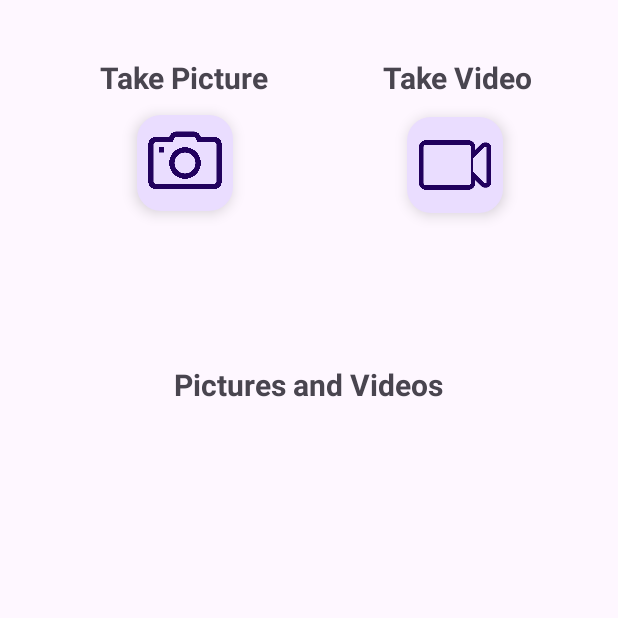
After one commit to byMarkky/pig_app, an Android app: the CameraActivity screen opened directly, with no data from a screen before it, on a phone screen of 412 x 824 dp, the top half of it. The commit adds this screen. Run offline under Robolectric (Android 15) with nearby library versions, the phone set to English and light mode, and no system bars.

Commit message:
Picture/Video Features

```diff
--- /dev/null
+++ b/app/src/main/java/com/example/pig_marco_ramos/media_app/camera/CameraActivity.kt
@@ -0,0 +1,191 @@
+package com.example.pig_marco_ramos.media_app.camera
+
+import android.app.Activity
+import android.content.Intent
+import android.content.pm.PackageManager
+import android.net.Uri
+import android.os.Build
+import android.os.Build.VERSION.SDK_INT
+import android.os.Bundle
+import android.os.Environment
+import android.os.Parcelable
+import android.provider.MediaStore
+import android.util.Log
+import android.view.View
+import androidx.activity.enableEdgeToEdge
+import androidx.activity.result.ActivityResultLauncher
+import androidx.activity.result.contract.ActivityResultContracts
+import androidx.appcompat.app.AlertDialog
+import androidx.appcompat.app.AppCompatActivity
+import androidx.core.app.ActivityCompat
+import androidx.core.content.ContextCompat
+import androidx.core.content.FileProvider
+import androidx.recyclerview.widget.LinearLayoutManager
+import com.example.pig_marco_ramos.databinding.ActivityCameraBinding
+import com.example.pig_marco_ramos.room.User
+import java.io.File
+import java.text.SimpleDateFormat
+import java.util.Date
+import java.util.Locale
+import kotlin.io.path.Path
+import kotlin.io.path.deleteIfExists
+import kotlin.io.path.name
+
+class CameraActivity : AppCompatActivity() {
+
+    private lateinit var binding: ActivityCameraBinding
+    private lateinit var imageURI: Uri
+    private lateinit var takePictureLauncher: ActivityResultLauncher<Intent>
+
+    private var IMG_PATH: File? = null
+    private var user: User? = null
+    private val requestPermissionLauncher =
+        registerForActivityResult(
+            ActivityResultContracts.RequestPermission()
+        ) { isGranted: Boolean ->
+            if (isGranted) {
+                Log.i("Permission: ", "Granted")
+
+                binding.pictureButton.setOnClickListener { openCamera(MediaStore.ACTION_IMAGE_CAPTURE) }
+                binding.videoButton.setOnClickListener { openCamera(MediaStore.ACTION_VIDEO_CAPTURE) }
+
+            } else {
+                Log.i("Permission: ", "Denied")
+            }
+        }
+
+    override fun onCreate(savedInstanceState: Bundle?) {
+        super.onCreate(savedInstanceState)
+        enableEdgeToEdge()
+
+        binding = ActivityCameraBinding.inflate(layoutInflater)
+        setContentView(binding.root)
+
+        user = getUserFromExtra()
+
+        IMG_PATH = getExternalFilesDir(Environment.DIRECTORY_PICTURES + File.separator + user?.name)
+
+        takePictureLauncher = registerForActivityResult(ActivityResultContracts.StartActivityForResult())
+        { result ->
+            if (result.resultCode == Activity.RESULT_OK) {
+                Log.d("MY CAMERA", "${imageURI.path} | CODE: ${result.resultCode}")
+            } else {
+                Log.e("CAMERA_VIDE", result.resultCode.toString())
+            }
+            Log.d("CAMERA RESULT", result.data.toString())
+            reloadMediaAdapter()
+        }
+
+        onClickRequestPermissions(binding.root)
+
+        binding.videoRecycler.layoutManager = LinearLayoutManager(this)
+        binding.videoRecycler.adapter = FilesAdapter(IMG_PATH?.list()) { result -> fileAdapterFunction(result)}
+
+    }   // onCreate
+
+    private fun reloadMediaAdapter() {
+        binding.videoRecycler.adapter = FilesAdapter(IMG_PATH?.list()) { result -> fileAdapterFunction(result)}
+    }
+
+    private fun fileAdapterFunction(result: String) {
+        val path = Path(IMG_PATH.toString() + File.separator + IMG_PATH?.list()?.find { it.contains(result) })
+        val alertDialog = AlertDialog.Builder(this).create()
+        alertDialog.setMessage(path.name)
+        alertDialog.setTitle("Delete this file?")
+        alertDialog.setButton(AlertDialog.BUTTON_NEGATIVE, "Cancel") { dialog, _ ->
+            Log.d("ALERT", "DO NOT DELETE FILE")
+            dialog.dismiss()
+        }
+        alertDialog.setButton(AlertDialog.BUTTON_POSITIVE, "OK") { dialog, _ ->
+            if (path.deleteIfExists()) {
+                Log.d("FILE_delete", "FILE DELETED SUCCESSFULLY")
+                reloadMediaAdapter()
+            }
+            dialog.dismiss()
+        }
+        alertDialog.show()
+        Log.d("RESULT RECYCLER", path.toString())
+    }
+
+    private fun getUserFromExtra(): User? {
+        return if (SDK_INT >= Build.VERSION_CODES.TIRAMISU) {
+            intent.getSerializableExtra("USER", User::class.java)
+        } else {
+            intent.getSerializableExtra("USER") as User?
+        }
+    }
+
+    private fun openCamera(type: String) {
+        val intent = Intent(type)
+
+        var file: File? = null
+
+        if (type == MediaStore.ACTION_IMAGE_CAPTURE) {
+            file = createFile("jpg")
+        } else if (type == MediaStore.ACTION_VIDEO_CAPTURE) {
+            file = createFile("mp4")
+        }
+
+        file?.also {
+            imageURI = FileProvider.getUriForFile(
+                this,
+                //"${BuildConfig.APPLICATION_ID}.fileprovider",
+                "com.example.pig_marco_ramos.fileprovider",
+                it
+            )
+
+            Log.d("IMAGE URI", imageURI.toString())
+            intent.putExtra(MediaStore.EXTRA_OUTPUT, imageURI)
+            takePictureLauncher.launch(intent)
+        }
+    }
+
+    private fun createFile(extension: String): File? {
+        val timeStamp = SimpleDateFormat("yyyyMMdd_HHmmss", Locale.GERMANY)
+        val currentTime = Date()
+        val dateString: String = timeStamp.format(currentTime)
+        val storageUri = getExternalFilesDir(Environment.DIRECTORY_PICTURES + "/" + user?.name)
+        Log.d("DATE_CAMERA", dateString)
+        return File.createTempFile(
+            "${extension.uppercase(Locale.ROOT)}_${dateString}_",
+            ".$extension", storageUri
+        )
+    }
+
+    private fun onClickRequestPermissions(view: View) {
+        when {
+            ContextCompat.checkSelfPermission(
+                this,
+                android.Manifest.permission.CAMERA) == PackageManager.PERMISSION_GRANTED -> {
+                    //startActivity(Intent("android.media.action.IMAGE_CAPTURE"))
+                    //openCamera(MediaStore.ACTION_IMAGE_CAPTURE)
+                    binding.pictureButton.setOnClickListener { openCamera(MediaStore.ACTION_IMAGE_CAPTURE) }
+                    binding.videoButton.setOnClickListener { openCamera(MediaStore.ACTION_VIDEO_CAPTURE) }
+                    Log.d("CAMERA", "HAVE PERMISSIONS TO USE CAMERA")
+                }
+
+            ActivityCompat.shouldShowRequestPermissionRationale(
+                this,
+                android.Manifest.permission.CAMERA
+            ) -> {
+                requestPermissionLauncher.launch(android.Manifest.permission.CAMERA)
+            } else -> {
+                requestPermissionLauncher.launch(
+                    android.Manifest.permission.CAMERA
+                )
+            }
+        }
+    }
+
+    inline fun <reified T : Parcelable> Intent.parcelable(key: String): T? = when {
+        SDK_INT >= 33 -> getParcelableExtra(key, T::class.java)
+        else -> @Suppress("DEPRECATION") getParcelableExtra(key) as? T
+    }
+
+    inline fun <reified T : Parcelable> Bundle.parcelable(key: String): T? = when {
+        SDK_INT >= 33 -> getParcelable(key, T::class.java)
+        else -> @Suppress("DEPRECATION") getParcelable(key) as? T
+    }
+
+
+}
--- /dev/null
+++ b/app/src/main/java/com/example/pig_marco_ramos/media_app/camera/FilesAdapter.kt
@@ -0,0 +1,52 @@
+package com.example.pig_marco_ramos.media_app.camera
+
+import android.view.LayoutInflater
+import android.view.View
+import android.view.ViewGroup
+import android.widget.TextView
+import androidx.recyclerview.widget.RecyclerView
+import com.example.pig_marco_ramos.R
+
+class FilesAdapter(
+    private val dataSet: Array<String>?,
+    private val onItemSelected: (text: String) -> Unit) :
+    RecyclerView.Adapter<FilesAdapter.ViewHolder>() {
+
+    /**
+     * Provide a reference to the type of views that you are using
+     * (custom ViewHolder)
+     */
+    class ViewHolder(view: View,
+                     private val onItemSelected: (text: String) -> Unit) :
+        RecyclerView.ViewHolder(view) {
+        val textView: TextView
+
+        init {
+            // Define click listener for the ViewHolder's View
+            textView = view.findViewById(R.id.fileText)
+            textView.setOnClickListener { onItemSelected(textView.text.toString()) }
+
+        }
+    }
+
+    // Create new views (invoked by the layout manager)
+    override fun onCreateViewHolder(viewGroup: ViewGroup, viewType: Int): ViewHolder {
+        // Create a new view, which defines the UI of the list item
+        val view = LayoutInflater.from(viewGroup.context)
+            .inflate(R.layout.file_row_item, viewGroup, false)
+
+        return ViewHolder(view, onItemSelected)
+    }
+
+    // Replace the contents of a view (invoked by the layout manager)
+    override fun onBindViewHolder(viewHolder: ViewHolder, position: Int) {
+
+        // Get element from your dataset at this position and replace the
+        // contents of the view with that element
+        viewHolder.textView.text = dataSet?.get(position) ?: ""
+    }
+
+    // Return the size of your dataset (invoked by the layout manager)
+    override fun getItemCount() = dataSet?.size ?: 0
+
+}
--- /dev/null
+++ b/app/src/main/res/layout/activity_camera.xml
@@ -0,0 +1,93 @@
+<?xml version="1.0" encoding="utf-8"?>
+<androidx.constraintlayout.widget.ConstraintLayout xmlns:android="http://schemas.android.com/apk/res/android"
+    xmlns:app="http://schemas.android.com/apk/res-auto"
+    xmlns:tools="http://schemas.android.com/tools"
+    android:layout_width="match_parent"
+    android:layout_height="match_parent">
+
+    <com.google.android.material.floatingactionbutton.FloatingActionButton
+        android:id="@+id/pictureButton"
+        android:layout_width="wrap_content"
+        android:layout_height="wrap_content"
+        android:clickable="true"
+        app:fabCustomSize="64dp"
+        app:fabSize="auto"
+        app:layout_constraintBottom_toBottomOf="parent"
+        app:layout_constraintEnd_toStartOf="@+id/videoButton"
+        app:layout_constraintHorizontal_bias="0.439"
+        app:layout_constraintStart_toStartOf="parent"
+        app:layout_constraintTop_toTopOf="parent"
+        app:layout_constraintVertical_bias="0.101"
+        app:maxImageSize="56dp"
+        app:srcCompat="@drawable/camera_icon" />
+
+    <TextView
+        android:id="@+id/textView"
+        android:layout_width="wrap_content"
+        android:layout_height="wrap_content"
+        android:text="Take Picture"
+        android:textSize="20sp"
+        android:textStyle="bold"
+        app:layout_constraintBottom_toBottomOf="parent"
+        app:layout_constraintEnd_toEndOf="parent"
+        app:layout_constraintHorizontal_bias="0.222"
+        app:layout_constraintStart_toStartOf="parent"
+        app:layout_constraintTop_toTopOf="parent"
+        app:layout_constraintVertical_bias="0.048" />
+
+    <TextView
+        android:id="@+id/textView20"
+        android:layout_width="wrap_content"
+        android:layout_height="wrap_content"
+        android:text="Take Video"
+        android:textSize="20sp"
+        android:textStyle="bold"
+        app:layout_constraintBottom_toBottomOf="parent"
+        app:layout_constraintEnd_toEndOf="parent"
+        app:layout_constraintHorizontal_bias="0.819"
+        app:layout_constraintStart_toStartOf="parent"
+        app:layout_constraintTop_toTopOf="parent"
+        app:layout_constraintVertical_bias="0.048" />
+
+    <com.google.android.material.floatingactionbutton.FloatingActionButton
+        android:id="@+id/videoButton"
+        android:layout_width="wrap_content"
+        android:layout_height="wrap_content"
+        android:clickable="true"
+        android:src="@drawable/video_icon"
+        app:fabCustomSize="64dp"
+        app:fabSize="auto"
+        app:layout_constraintBottom_toBottomOf="parent"
+        app:layout_constraintEnd_toEndOf="parent"
+        app:layout_constraintHorizontal_bias="0.78"
+        app:layout_constraintStart_toStartOf="parent"
+        app:layout_constraintTop_toTopOf="parent"
+        app:layout_constraintVertical_bias="0.103"
+        app:maxImageSize="48dp" />
+
+    <androidx.recyclerview.widget.RecyclerView
+        android:id="@+id/videoRecycler"
+        android:layout_width="0dp"
+        android:layout_height="420dp"
+        app:layout_constraintBottom_toBottomOf="parent"
+        app:layout_constraintEnd_toEndOf="parent"
+        app:layout_constraintHorizontal_bias="0.0"
+        app:layout_constraintStart_toStartOf="parent"
+        app:layout_constraintTop_toTopOf="parent"
+        app:layout_constraintVertical_bias="0.778" />
+
+    <TextView
+        android:id="@+id/textView21"
+        android:layout_width="wrap_content"
+        android:layout_height="wrap_content"
+        android:text="Pictures and Videos"
+        android:textSize="20sp"
+        android:textStyle="bold"
+        app:layout_constraintBottom_toTopOf="@+id/videoRecycler"
+        app:layout_constraintEnd_toEndOf="parent"
+        app:layout_constraintHorizontal_bias="0.498"
+        app:layout_constraintStart_toStartOf="parent"
+        app:layout_constraintTop_toTopOf="parent"
+        app:layout_constraintVertical_bias="0.847" />
+
+</androidx.constraintlayout.widget.ConstraintLayout>
--- a/app/src/main/res/layout/activity_player.xml
+++ b/app/src/main/res/layout/activity_player.xml
@@ -78,7 +78,7 @@
         app:layout_constraintBottom_toTopOf="@+id/rvp1"
         app:layout_constraintEnd_toEndOf="parent"
         app:layout_constraintStart_toStartOf="parent"
-        app:layout_constraintTop_toBottomOf="@+id/categoryText"
+        app:layout_constraintTop_toBottomOf="@+id/fileText"
         tools:visibility="visible" />
 
     <TextView
@@ -127,7 +127,7 @@
         tools:visibility="visible" />
 
     <TextView
-        android:id="@+id/categoryText"
+        android:id="@+id/fileText"
         android:layout_width="wrap_content"
         android:layout_height="wrap_content"
         android:text="Select players names"
--- /dev/null
+++ b/app/src/main/res/xml/file_paths.xml
@@ -0,0 +1,4 @@
+<?xml version="1.0" encoding="utf-8"?>
+<paths xmlns:android="http://schemas.android.com/apk/res/android">
+    <external-files-path name="my_images" path="." />
+</paths>
```
Also changed, not shown: app/src/main/AndroidManifest.xml (+30 -0 lines), app/src/main/java/com/example/pig_marco_ramos/HubActivity.kt (+9 -3 lines), app/src/main/res/layout/activity_hub.xml (+40 -3 lines), app/src/main/res/layout/file_row_item.xml (added, +17 -0 lines), app/src/main/res/drawable/camera_icon.png (added), app/src/main/res/drawable/video_icon.png (added).
